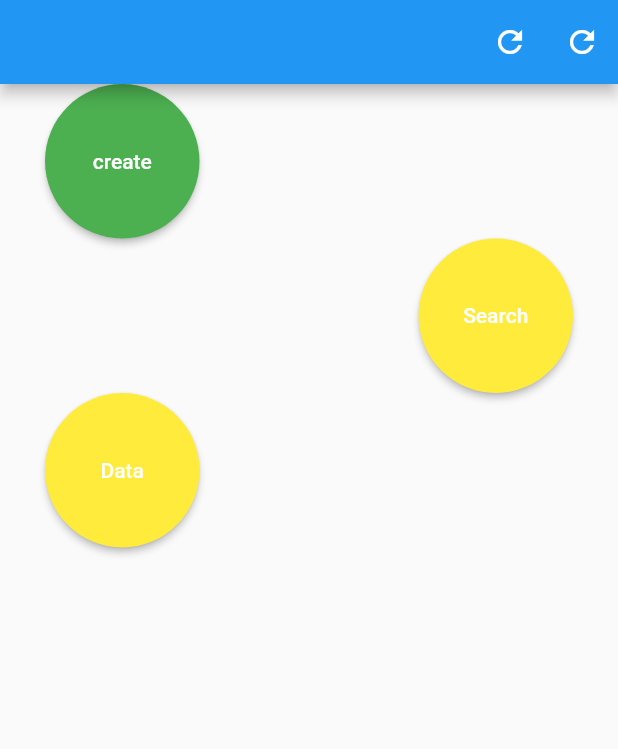
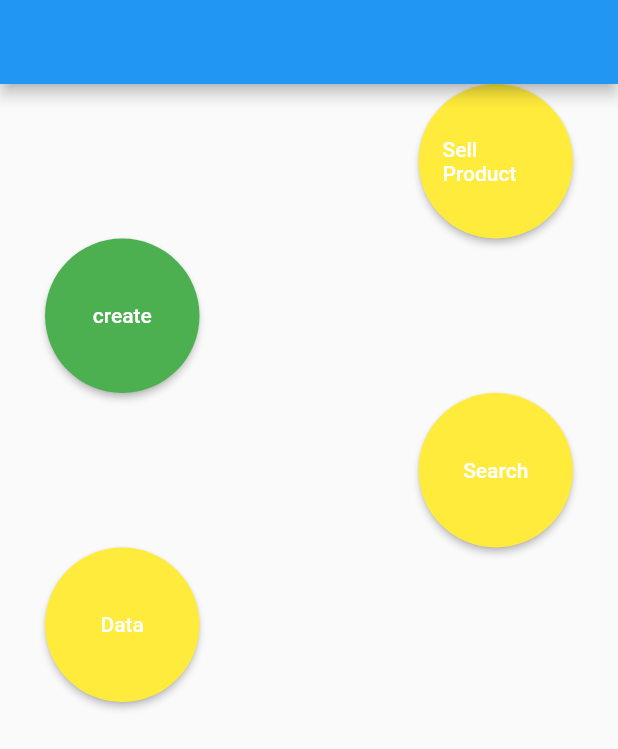
Before and after one commit to ShakyaSangam/productStore, a Flutter app: the screen it shows after launch, on a phone screen of 412 x 824 dp. Shown: the top 749 px of the screen. Run offline on Flutter 3.47's test engine with Material 2 defaults, Android fonts, the phone set to English and light mode, and no system bars; our stand-ins replace cloud_firestore; missing offline and left inert: dart:ffi; accounts and stored records are empty.

Commit message:
pull to refresh and sell product added

```diff
--- a/lib/app/screen/initialScreen.dart
+++ b/lib/app/screen/initialScreen.dart
@@ -6,7 +6,7 @@ import 'package:provider/provider.dart';
 
 import 'Product/addProduct.dart';
 import 'Product/fetchData.dart';
-import 'excel/excel_exportData.dart';
+import 'Product/sellProduct.dart';
 
 class InitialScreen extends StatefulWidget {
   @override
@@ -14,32 +14,40 @@ class InitialScreen extends StatefulWidget {
 }
 
 class _InitialScreenState extends State<InitialScreen> {
+  Future<void> onRefresh(ProductState productState) async {
+    Future.delayed(
+      Duration(seconds: 2),
+      () {
+        return productState.fetchProduct();
+      },
+    );
+    // productState.fetchProduct();
+  }
+
   @override
   Widget build(BuildContext context) {
     final productState = Provider.of<ProductState>(context);
     Size size = MediaQuery.of(context).size;
     return Scaffold(
-      appBar: AppBar(
-        actions: [
-          IconButton(
-            icon: Icon(Icons.refresh),
-            onPressed: (){
-              productState.fetchProduct();
-            },
-          ),
-          IconButton(
-            icon: Icon(Icons.refresh),
-            onPressed: (){
-              // Navigator.of(context).push(
-              //         MaterialPageRoute(builder: (context) => ExcelTrys()));
-            },
+      appBar: AppBar(),
+      body: RefreshIndicator(
+        onRefresh: () => onRefresh(productState),
+        child: Padding(
+          padding: const EdgeInsets.symmetric(horizontal: 30),
+          child: ListView(
+            children: [
+              Row(
+                mainAxisAlignment: MainAxisAlignment.end,
+                children: [
+                  customButton(
+                    () => Navigator.of(context).push(
+                        MaterialPageRoute(builder: (context) => SellProduct())),
+                    "Sell Product",
+                    Colors.yellow,
+                    size,
                   ),
                 ],
               ),
-      body: Padding(
-        padding: const EdgeInsets.symmetric(horizontal: 30),
-        child: ListView(
-          children: [
               Row(
                 mainAxisAlignment: MainAxisAlignment.start,
                 children: [
@@ -83,6 +91,7 @@ class _InitialScreenState extends State<InitialScreen> {
             ],
           ),
         ),
+      ),
     );
   }
 }
```
Lines whose indentation alone changed are shown as unchanged.
